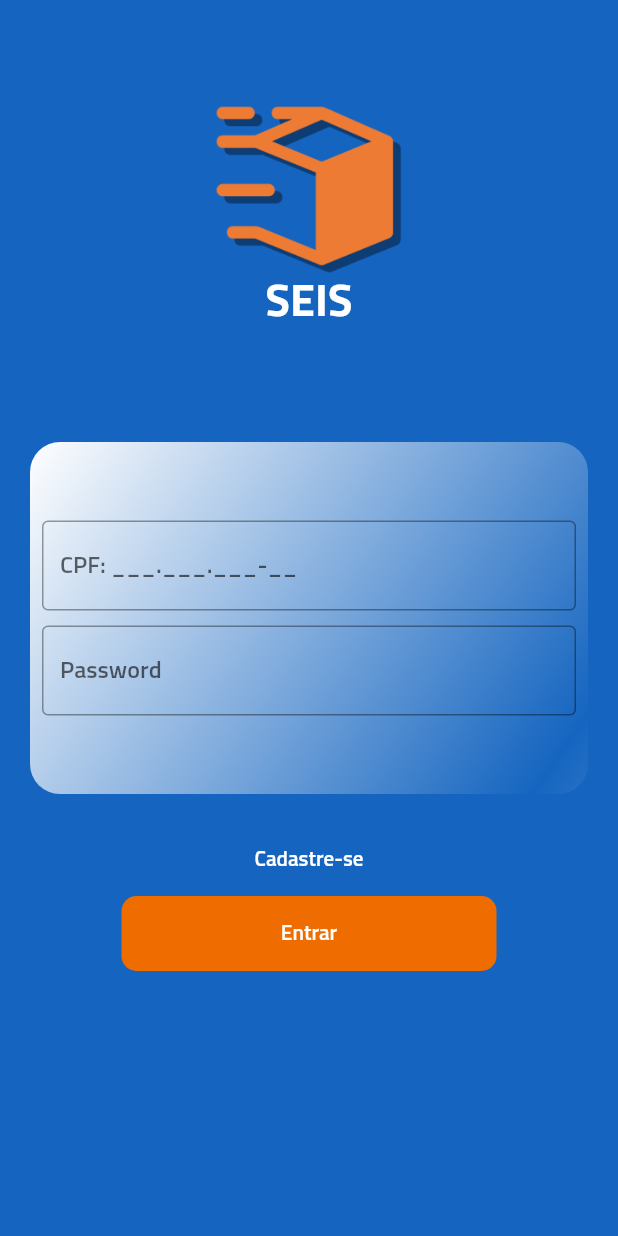
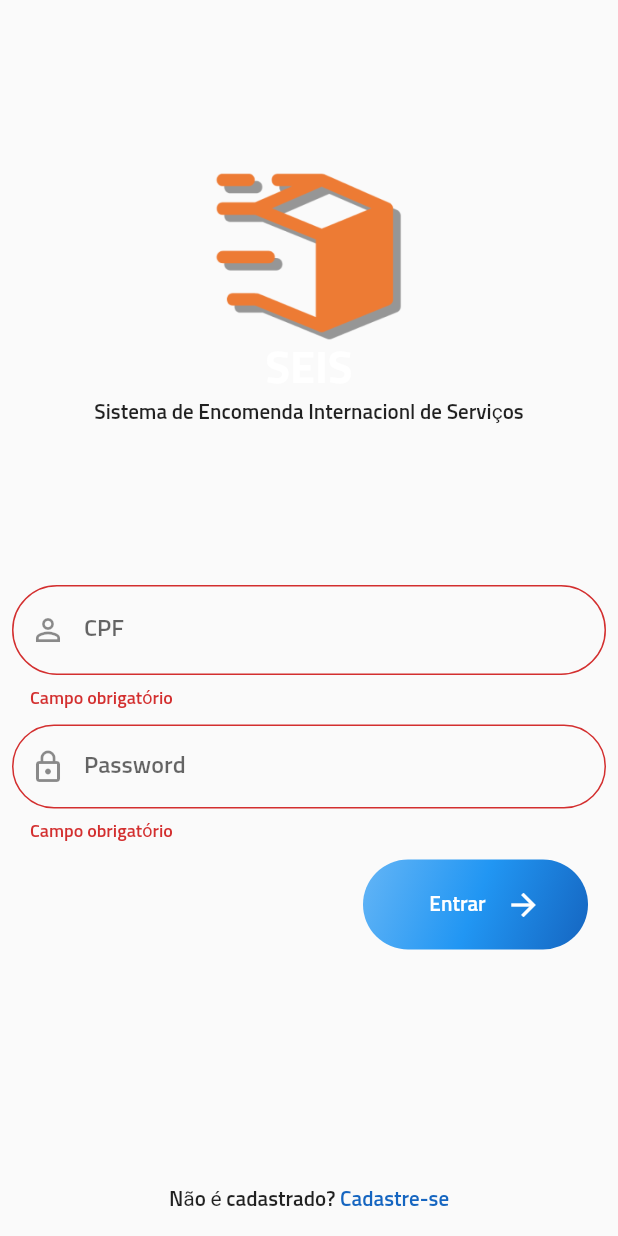
Before and after one commit to Jamilyasbarb/prototipo-login, a Flutter app: the screen it shows after launch, after a tap on "Entrar", on a phone screen of 412 x 824 dp. Run offline on Flutter 3.47's test engine with Material 2 defaults, Android fonts, the phone set to English and light mode, and no system bars.

Commit message:
fix: estilizacao
alterada estilizacao dos componentes e adicionada tratamento de erro ao usuario tentar logar com os campo s vazios

```diff
--- a/lib/pages/login/login_page.dart
+++ b/lib/pages/login/login_page.dart
@@ -1,6 +1,4 @@
 import 'package:flutter/material.dart';
-import 'package:flutter/src/widgets/container.dart';
-import 'package:flutter/src/widgets/framework.dart';
 
 class LoginPage extends StatefulWidget {
   const LoginPage({super.key});
@@ -10,6 +8,7 @@ class LoginPage extends StatefulWidget {
 }
 
 class _LoginPageState extends State<LoginPage> {
+  final _keyForm = GlobalKey<FormState>();
   @override
   Widget build(BuildContext context) {
     return Scaffold(
@@ -18,56 +17,92 @@ class _LoginPageState extends State<LoginPage> {
         height: MediaQuery.of(context).size.height,
         child: Stack(
           children: [
-            Container(color: Colors.blue[800]),
+            // Container(color: Colors.blue[800]),
             Column(
               mainAxisAlignment: MainAxisAlignment.center,
               children: [
-                Expanded(child: Column(
+                Expanded(
+                  flex: 2,
+                  child: Padding(
+                    padding: const EdgeInsets.all(10.0),
+                    child: Column(
                     mainAxisAlignment: MainAxisAlignment.center,
+                    crossAxisAlignment: CrossAxisAlignment.center,
                     children: [
-                    Image.asset('assets/images/logo.png', width: 150,),
-                    Text('SEIS', style: Theme.of(context).textTheme.titleLarge,)
+                      // Flexible(child: Image.asset('assets/images/logo.png', width: 100,)),
+                      Flexible(child: Image.asset('assets/images/logo.png', width: 150,)),
+                      Text('SEIS', style: Theme.of(context).textTheme.titleLarge,),
+                      Text('Sistema de Encomenda Internacionl de Serviços', style: Theme.of(context).textTheme.bodyMedium,)
                     ],
+                ),
                   )),
                 Expanded(
+                  flex: 1,
                   child: Form(
-                    child: Container(
-                       decoration: BoxDecoration(
-                        gradient: LinearGradient(
-                          begin: Alignment.topLeft,
-                          end: Alignment(0.8, 1),
-                          colors:[
-                          Colors.white,
-                          Colors.blue.shade800
-                          ],
-                          tileMode: TileMode.mirror,
-                        ),
-                        borderRadius: BorderRadius.circular(20)
-                      ),
-                      margin: EdgeInsets.all(20),
+                    key: _keyForm,
                     child: Padding(
                       padding: const EdgeInsets.all(8.0),
                       child:
-                        Column(
-                          mainAxisAlignment: MainAxisAlignment.center,
+                      SingleChildScrollView(
+                        child: Column(
+                          mainAxisAlignment: MainAxisAlignment.start,
                           children: [
-                            // Text('Login', style: Theme.of(context).textTheme.titleLarge,),
                             TextFormField(
                               decoration: InputDecoration(
-                                hintText: 'CPF: ___.___.___-__',
+                                prefixIcon: Icon(Icons.person_outline_outlined),
+                                labelText: 'CPF',
+                                hintText: '___.___.___-__',
                                 border: OutlineInputBorder(
-                                  borderSide: BorderSide(color: Colors.blue.shade800),
+                                  borderRadius: BorderRadius.circular(30)
+                                ),
+                                enabledBorder: OutlineInputBorder(
+                                  borderSide: BorderSide(
+                                    color: Colors.blue.shade800,
+                                    width: 1.5
+                                  ),
+                                  borderRadius: BorderRadius.circular(30)
+                                ),
+                                focusedBorder: OutlineInputBorder(
+                                  borderSide: BorderSide(
+                                    color: Colors.yellow.shade900,
+                                  ),
+                                  borderRadius: BorderRadius.circular(30)
                                 )
                               ),
+                               validator: (value){
+                                if(value == null || value == ''){
+                                  return 'Campo obrigatório';
+                                }
+                              },
                             ),
                             Container(height: 10,),
                             TextFormField(
+                              obscureText: true,
                               decoration: InputDecoration(
-                                hintText: 'Password',
+                                prefixIcon: Icon(Icons.lock_outline),
+                                labelText: 'Password',
                                 border: OutlineInputBorder(
-                                  borderSide: BorderSide(color: Colors.blue.shade800),
+                                  borderRadius: BorderRadius.circular(30)
+                                ),
+                                enabledBorder: OutlineInputBorder(
+                                  borderSide: BorderSide(
+                                    color: Colors.blue.shade800,
+                                    width: 1.5
+                                  ),
+                                  borderRadius: BorderRadius.circular(30),
+                                ),
+                                focusedBorder: OutlineInputBorder(
+                                  borderSide: BorderSide(
+                                    color: Colors.yellow.shade900,
+                                  ),
+                                  borderRadius: BorderRadius.circular(30)
                                 )
                               ),
+                              validator: (value){
+                                if(value == null || value == ''){
+                                  return 'Campo obrigatório';
+                                }
+                              },
                             ),
                           ],
                         ),
@@ -75,27 +110,60 @@ class _LoginPageState extends State<LoginPage> {
                     )
                   ),
                 ),
+                Row(
+                  mainAxisAlignment: MainAxisAlignment.end,
+                  crossAxisAlignment: CrossAxisAlignment.start,
+                  children: [
+                     Container(
+                      margin: EdgeInsets.only(right:20),
+                        width: 150,
+                        height: 60,
+                        decoration: BoxDecoration(
+                        color: Colors.blue[800],
+                        gradient: LinearGradient(
+                          colors: [
+                            Colors.blue.shade300,
+                            Colors.blue,
+                            Colors.blue.shade800,
+                          ],
+                          begin: Alignment.topLeft,
+                          end: Alignment.bottomRight
+                        ),
+                          borderRadius: BorderRadius.circular(30)
+                        ),
+                        child: Row(
+                          mainAxisAlignment: MainAxisAlignment.center,
+                          children: [
+                            TextButton(
+                              onPressed: (){
+                                if(_keyForm.currentState!.validate()){
+                                }else{
+                                }
+                              },
+                              child: Text('Entrar', style: TextStyle(color: Colors.white), ),
+                            ),
+                            Icon(Icons.arrow_forward, color: Colors.white,)
+                          ],
+                        ),
+                      ),
+                  ],
+                ),
                 Expanded(
                   flex: 1,
                   child: Column(
+                    mainAxisAlignment: MainAxisAlignment.end,
                     children: [
                       TextButton(
                         onPressed: (){
-                          Navigator.of(context).pushReplacementNamed('cadastro');
+                          Navigator.of(context).pushNamed('cadastro');
                         },
-                        child: Text('Cadastre-se', style: TextStyle(color: Colors.white),)
-                      ),
-                      Container(
-                        width: 250,
-                        height: 50,
-                        decoration: BoxDecoration(
-                        color: Colors.orange[800],
-                          borderRadius: BorderRadius.circular(10)
-                        ),
-                        child: TextButton(
-                          onPressed: (){},
-                          child: Text('Entrar', style: TextStyle(color: Colors.white),),
-                        ),
+                        child: Row(
+                          mainAxisAlignment: MainAxisAlignment.center,
+                          children: [
+                            Text('Não é cadastrado? ', style: Theme.of(context).textTheme.bodyMedium),
+                            Text('Cadastre-se', style: TextStyle(color: Colors.blue[800]),),
+                          ],
+                        )
                       ),
                     ],
                   ),
```
Lines whose indentation alone changed are shown as unchanged.
